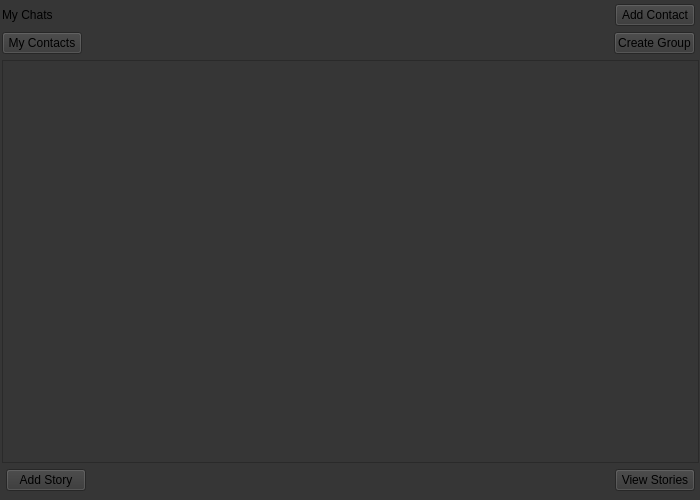
Qt form Chat-Application/Chats.ui (verina101/Chat-Application) before a commit.
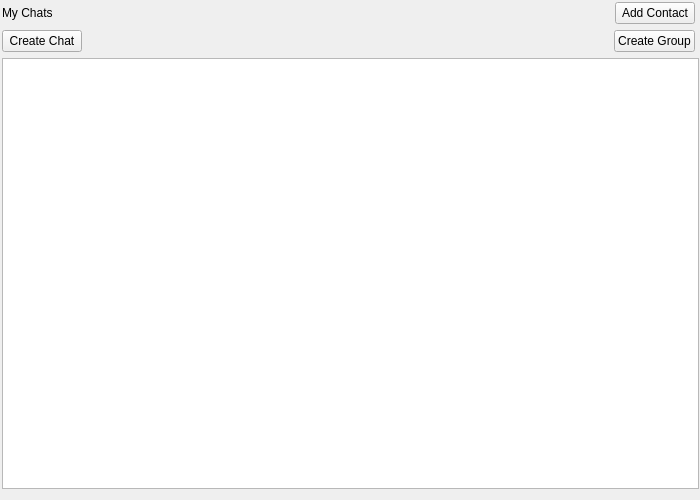
The same form after that commit.

The edit to the form file:
```diff
--- a/Chat-Application/Chats.ui
+++ b/Chat-Application/Chats.ui
@@ -13,9 +13,6 @@
   <property name="windowTitle">
    <string>Form</string>
   </property>
-  <property name="styleSheet">
-   <string notr="true">background:rgb(54, 54, 54);</string>
-  </property>
   <widget class="QStackedWidget" name="stackedWidget">
    <property name="geometry">
     <rect>
@@ -26,11 +23,11 @@
     </rect>
    </property>
    <widget class="QWidget" name="page_myChats">
-    <widget class="QWidget" name="layoutWidget">
+    <widget class="QWidget" name="">
      <property name="geometry">
       <rect>
        <x>0</x>
-       <y>2</y>
+       <y>0</y>
        <width>701</width>
        <height>491</height>
       </rect>
@@ -96,7 +93,7 @@
         <item>
          <widget class="QPushButton" name="pushButton_createChat">
           <property name="text">
-           <string>My Contacts</string>
+           <string>Create Chat</string>
           </property>
          </widget>
         </item>
@@ -125,46 +122,6 @@
       <item>
        <widget class="QListWidget" name="listWidget"/>
       </item>
-      <item>
-       <layout class="QHBoxLayout" name="horizontalLayout_3">
-        <property name="leftMargin">
-         <number>4</number>
-        </property>
-        <property name="topMargin">
-         <number>0</number>
-        </property>
-        <property name="rightMargin">
-         <number>4</number>
-        </property>
-        <item>
-         <widget class="QPushButton" name="pushButton_addStory">
-          <property name="text">
-           <string>Add Story</string>
-          </property>
-         </widget>
-        </item>
-        <item>
-         <spacer name="horizontalSpacer_3">
-          <property name="orientation">
-           <enum>Qt::Horizontal</enum>
-          </property>
-          <property name="sizeHint" stdset="0">
-           <size>
-            <width>40</width>
-            <height>20</height>
-           </size>
-          </property>
-         </spacer>
-        </item>
-        <item>
-         <widget class="QPushButton" name="pushButton_viewStory">
-          <property name="text">
-           <string>View Stories</string>
-          </property>
-         </widget>
-        </item>
-       </layout>
-      </item>
      </layout>
     </widget>
    </widget>
```
